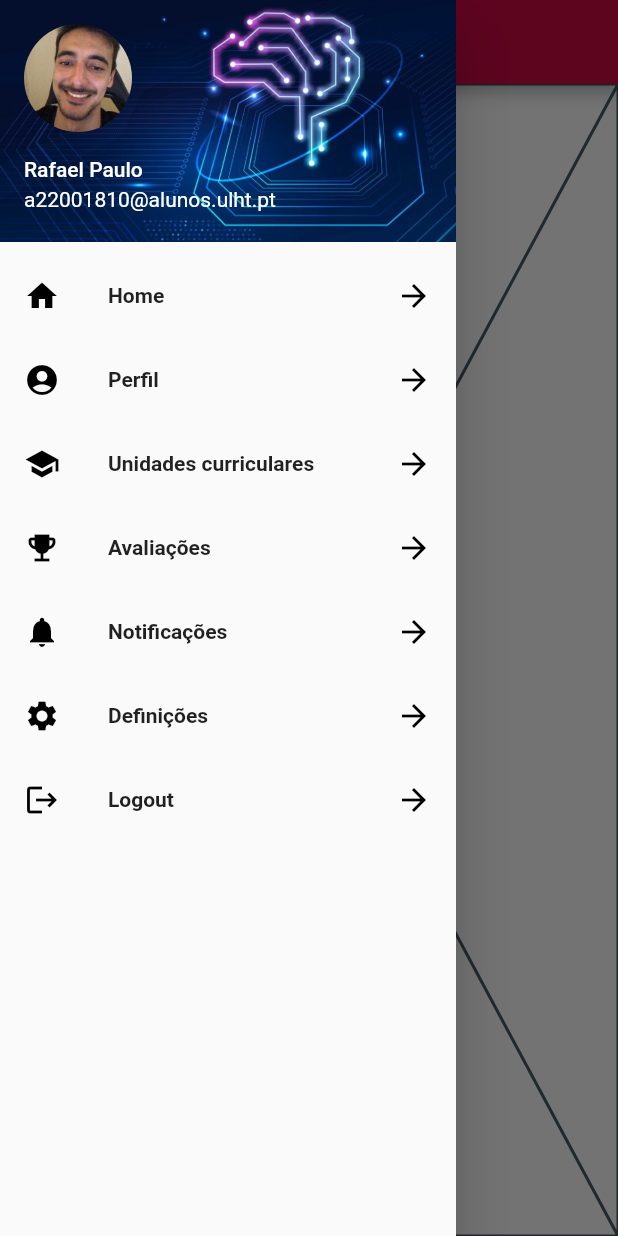
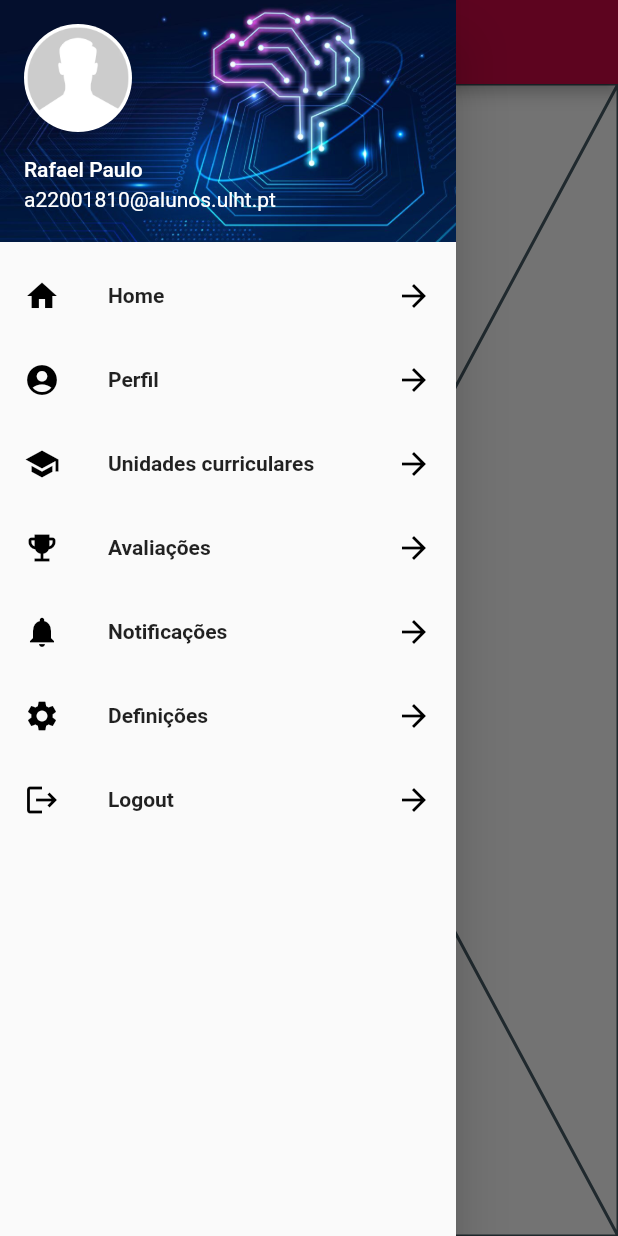
Before and after one commit to DEISI-ULHT-TFC-2022-23/TFC-DEISI-272-OnTrack-AppMobile, a Flutter app: the Pages screen opened directly, with the side drawer open, on a phone screen of 412 x 824 dp. Run offline on Flutter 3.47's test engine with Material 2 defaults, Android fonts, the phone set to English and light mode, and no system bars; network calls fail.

Commit message:
Modificações gerais

```diff
--- a/lib/Pages.dart
+++ b/lib/Pages.dart
@@ -20,7 +20,7 @@ class Pages extends StatefulWidget {
 class _PagesState extends State<Pages> {
   int _selectedIndex = 0;
 
-  static User user = User("Rafael Paulo", "a22001810@alunos.ulht.pt", "Engenharia Informática","images/Me.jpg",3,140);
+  static User user = User("Rafael Paulo", "a22001810@alunos.ulht.pt", "Engenharia Informática","images/avatar.jpg",3,140);
 
   static final List<Widget> _widgetOptions = <Widget>[
     const Dashboard(),
--- a/pubspec.yaml
+++ b/pubspec.yaml
@@ -63,6 +63,7 @@ flutter:
 
   assets:
     - images/Me.jpg
+    - images/avatar.jpg
     - images/Drawer.jpg
     - images/Drawer2.jpg
     - images/login_background.jpg
```
Also changed, not shown: images/avatar.jpg (added).
